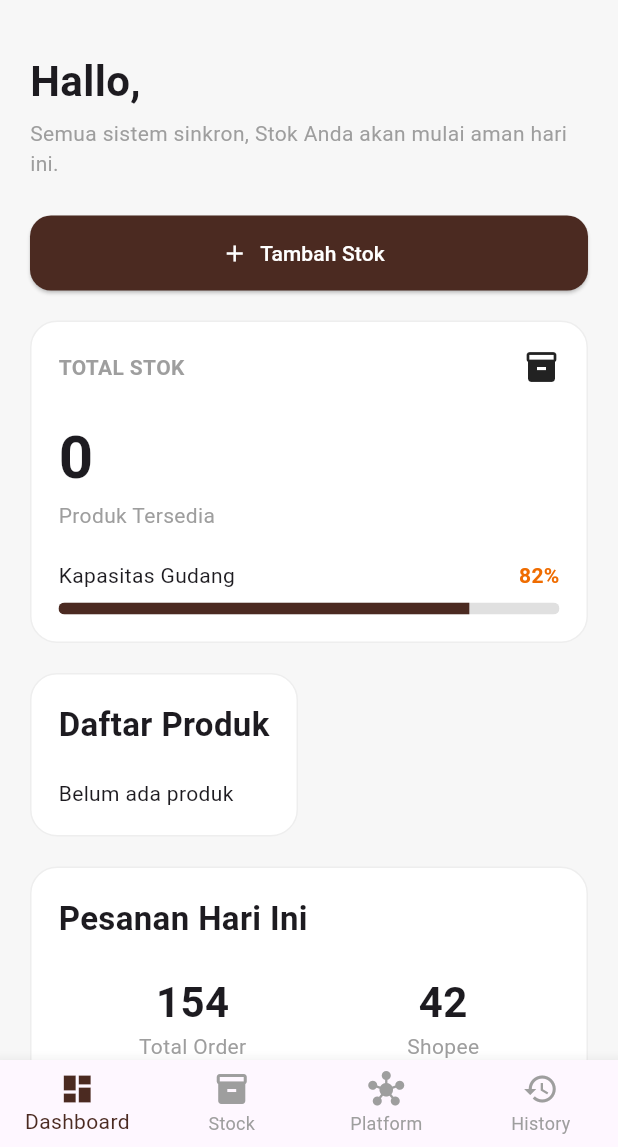
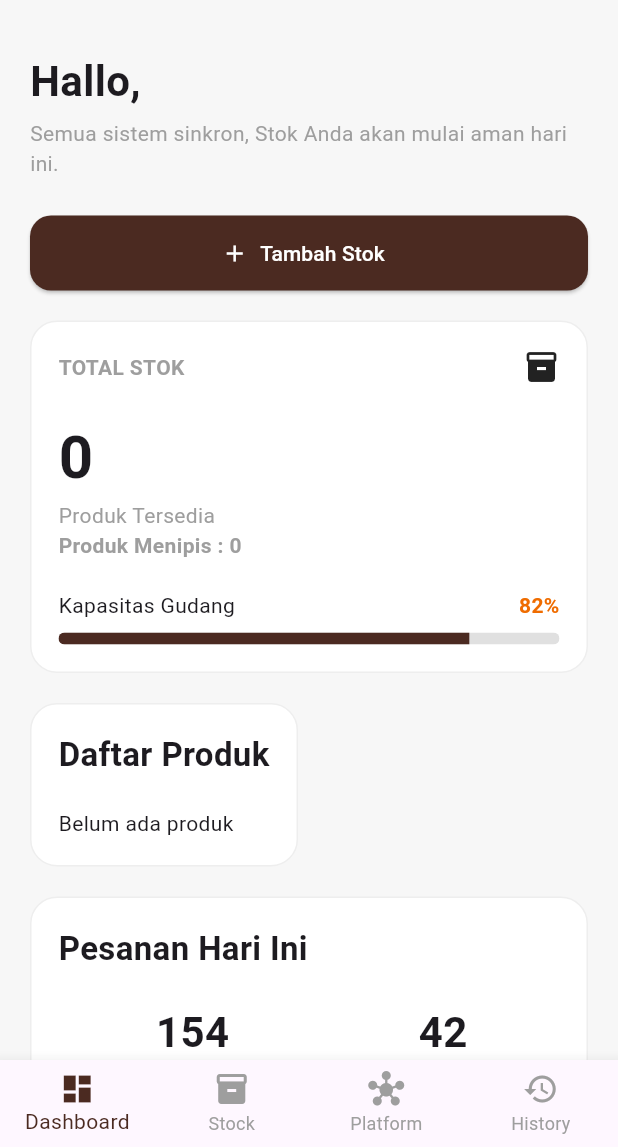
Before and after one commit to Amalia181205/stok_all, a Flutter app: the DashboardPage screen opened directly, on a phone screen of 412 x 824 dp, the part 89-1236 px from its top. Run offline on Flutter 3.47's test engine with Material 3 defaults, Android fonts, the phone set to English and light mode, and no system bars; our stand-ins replace firebase_auth, firebase_core, google_sign_in, shared_preferences; accounts and stored records are empty; network calls fail.

Commit message:
provider fiks

```diff
--- a/lib/dashboard_page.dart
+++ b/lib/dashboard_page.dart
@@ -63,8 +63,14 @@ class _DashboardPageState extends State<DashboardPage> {
         final decoded = jsonDecode(response.body);
 
         if (decoded is List) {
-          products = decoded.map<Product>((e) => Product.fromJson(e)).toList();
-          context.read<ProductProvider>().setTotalProduk(products.length);
+          final data = decoded
+              .map<Product>((e) => Product.fromJson(e))
+              .toList();
+
+          products = data;
+
+          context.read<ProductProvider>().setProducts(data);
+
         } else {
           products = [];
         }
@@ -226,7 +232,6 @@ class _DashboardPageState extends State<DashboardPage> {
                 const SizedBox(height: 20),
 
                 Text(
-                  // "${products.length}"
                   "${context.watch<ProductProvider>().totalProduk}",
                   style: const TextStyle(
                     fontSize: 40,
@@ -237,6 +242,14 @@ class _DashboardPageState extends State<DashboardPage> {
                 const Text(
                   "Produk Tersedia",
                   style: TextStyle(color: Colors.grey),
+                ),
+
+                Text(
+                  "Produk Menipis : ${context.watch<ProductProvider>().lowStockProducts.length}",
+                  style: const TextStyle(
+                    color: Colors.grey,
+                    fontWeight: FontWeight.bold,
+                  ),
                 ),
 
                 const SizedBox(height: 20),
--- a/lib/providers/product_provider.dart
+++ b/lib/providers/product_provider.dart
@@ -1,10 +1,19 @@
 import 'package:flutter/material.dart';
+import '../models/product.dart';
 
 class ProductProvider extends ChangeNotifier {
-  int totalProduk = 0;
+  List<Product> _products = [];
 
-  void setTotalProduk(int total) {
-    totalProduk = total;
+  List<Product> get products => _products;
+
+  List<Product> get lowStockProducts {
+    return _products.where((p) => p.stock < 5).toList();
+  }
+
+  int get totalProduk => _products.length;
+
+  void setProducts(List<Product> data) {
+    _products = data;
     notifyListeners();
   }
 }
```
